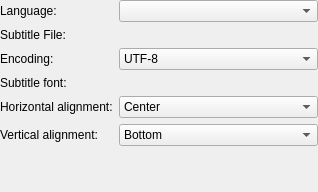
Old version of the form plugins/video/subtitleoptions.ui in the repository google-code-export/kmediafactory.
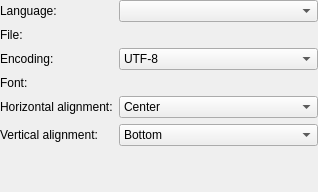
New version of the form. Custom widgets are drawn as their Qt base class.

```diff
--- a/plugins/video/subtitleoptions.ui
+++ b/plugins/video/subtitleoptions.ui
@@ -43,7 +43,7 @@
    <item row="1" column="0">
     <widget class="QLabel" name="subtitleFileLabel">
      <property name="text">
-      <string>Subtitle File:</string>
+      <string>File:</string>
      </property>
      <property name="wordWrap">
       <bool>false</bool>
@@ -649,7 +649,7 @@
    <item row="3" column="0">
     <widget class="QLabel" name="subtitleFontLabel">
      <property name="text">
-      <string>Subtitle font:</string>
+      <string>Font:</string>
      </property>
      <property name="wordWrap">
       <bool>false</bool>
```
